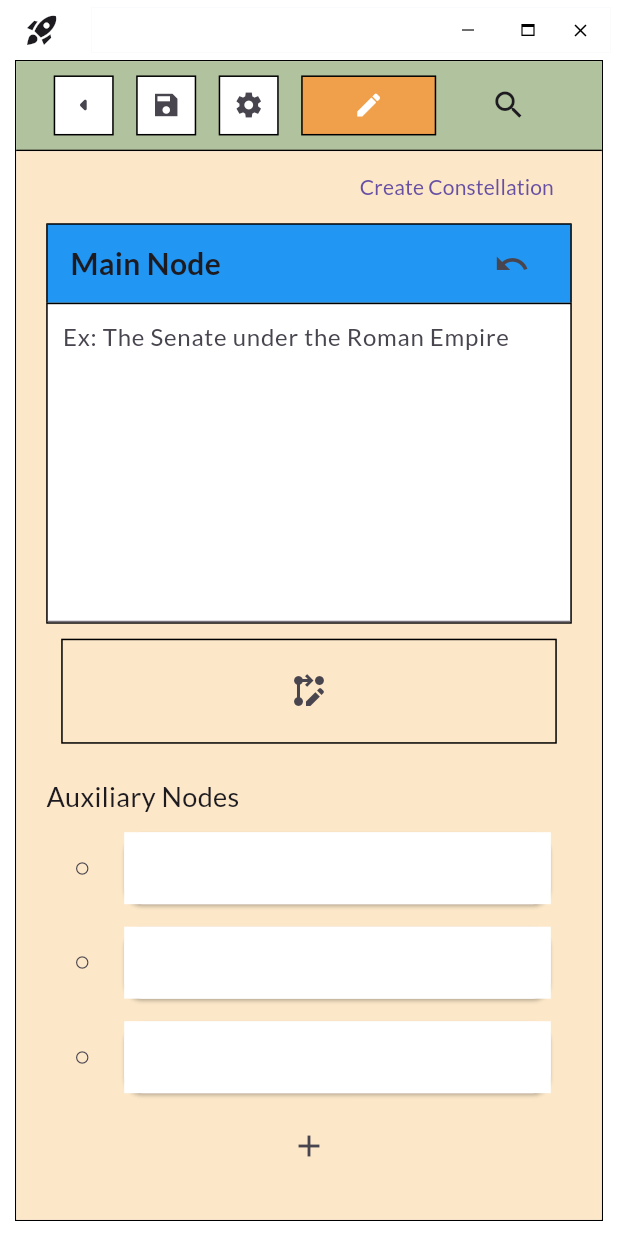
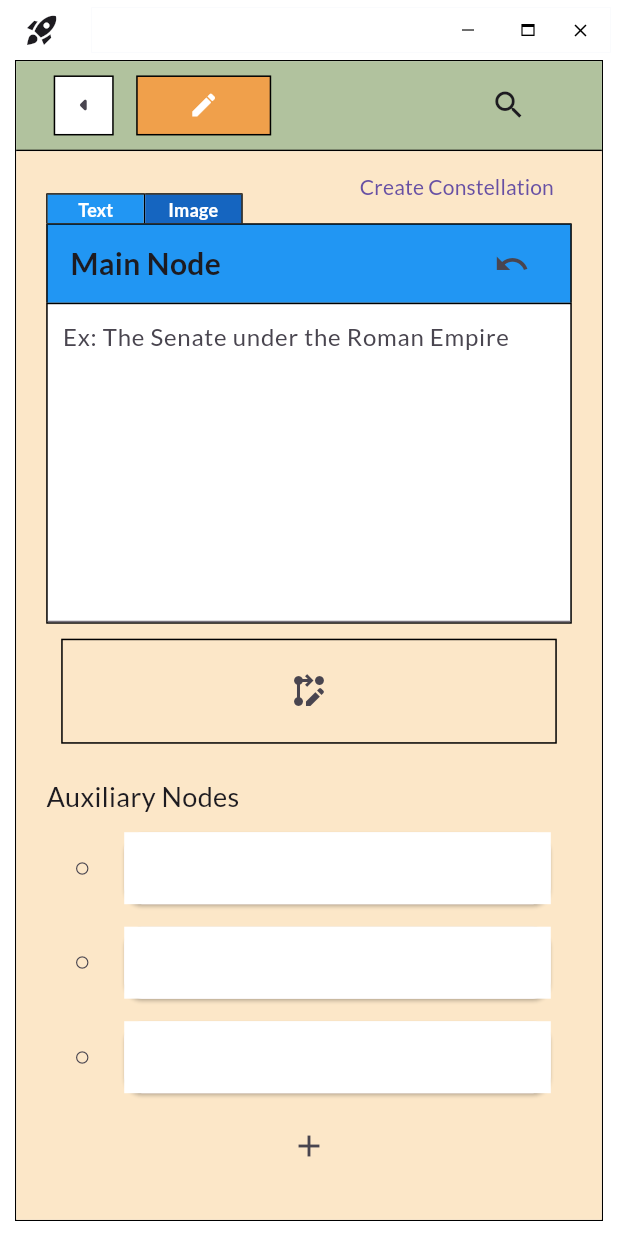
Before and after one commit to dxiong2001/lynklynk-app, a Flutter app: the Test screen opened directly with empty values, after a tap on the "horizontal rule" icon, on a phone screen of 412 x 824 dp. Run offline on Flutter 3.47's test engine with Material 3 defaults, Android fonts, the phone set to English and light mode, and no system bars; our stand-ins replace animated_text_kit, auto_size_text, dropdown_button2, expansion_tile_card, file_picker, flip_card and 6 more; missing offline and left inert: pelaicons, window_manager; accounts and stored records are empty; statements that could not run were skipped; project files that could hold a hidden picture were left out.

Commit message:
LynkLynk app v0.0.14: Pre-release: Image picker framework started on in submission component

```diff
--- a/lib/test.dart
+++ b/lib/test.dart
@@ -21,12 +21,15 @@
 import 'package:expansion_tile_card/expansion_tile_card.dart';
 import 'package:collection/collection.dart';
 import 'package:dropdown_button2/dropdown_button2.dart';
+import 'package:file_picker/file_picker.dart';
+import 'package:path_provider/path_provider.dart';
 
 class Node {
   final int id;
   String nodeTerm;
   List<String> auxiliaries;
   String color;
+  final int image;
   final String createDate;
   String updateDate;
 
@@ -35,6 +38,7 @@
       required this.nodeTerm,
       required this.auxiliaries,
       required this.color,
+      required this.image,
       required this.createDate,
       required this.updateDate});
   Map<String, Object?> toMap() {
@@ -43,6 +47,7 @@
       'nodeTerm': nodeTerm,
       'auxiliaries': jsonEncode(auxiliaries),
       'color': color,
+      'image': image,
       'createDate': createDate,
       'updateDate': updateDate,
     };
@@ -133,6 +138,7 @@
   //bool for editing mode
   bool editingMode = true;
   bool editingModeCurrentNode = false;
+  bool editingModeTextUpload = true;
 
   //main node with default set
   Node mainNode = Node(
@@ -140,6 +146,7 @@
       nodeTerm: "",
       auxiliaries: [],
       color: Colors.black.toString(),
+      image: 0,
       updateDate: DateTime.now().toString(),
       createDate: DateTime.now().toString());
 
@@ -171,6 +178,7 @@
       nodeTerm: "",
       auxiliaries: [],
       color: "",
+      image: 0,
       createDate: "",
       updateDate: "");
 
@@ -239,12 +247,11 @@
       onUpgrade: _onUpgrade,
       // Set the version. This executes the onCreate function and provides a
       // path to perform database upgrades and downgrades.
-      version: 1,
+      version: 2,
     );
 
     try {
       List<Node> queryResultsList = await getNodeList();
-      print(queryResultsList);
       if (queryResultsList.isNotEmpty) {
         editingMode = false;
         mainNode = queryResultsList[0];
@@ -253,7 +260,6 @@
       print(queryResultsList.map((e) => e.id).toList());
       setState(() {
         nodeList = queryResultsList;
-        print(queryResultsList);
         nodeMap = <String, Node>{
           for (Node n in queryResultsList) n.nodeTerm: n
         };
@@ -277,6 +283,7 @@
             'nodeTerm': nodeTerm as String,
             'auxiliaries': auxiliaries as String,
             'color': color as String,
+            'image': image as int,
             'createDate': createDate as String,
             'updateDate': updateDate as String,
           } in fileMaps)
@@ -285,6 +292,7 @@
           nodeTerm: nodeTerm,
           auxiliaries: json.decode(auxiliaries).cast<String>().toList(),
           color: color,
+          image: image,
           createDate: createDate,
           updateDate: updateDate,
         )
@@ -515,6 +523,7 @@
           nodeTerm: nodeTerm,
           auxiliaries: auxiliaries.toList(),
           color: color,
+          image: 0,
           createDate: createDate,
           updateDate: updateDate);
       insertNode(newNode);
@@ -569,6 +578,7 @@
             nodeTerm: auxTerm,
             auxiliaries: [mainNode],
             color: Color.fromARGB(255, 224, 224, 224).toString(),
+            image: 0,
             createDate: DateTime.now().toString(),
             updateDate: DateTime.now().toString());
         insertNode(newNode);
@@ -592,6 +602,7 @@
         nodeTerm: newNodeTerm,
         auxiliaries: node.auxiliaries,
         color: node.color,
+        image: 0,
         createDate: node.createDate,
         updateDate: node.updateDate);
 
@@ -821,7 +832,63 @@
               controller: addNodeController,
               children: [
                 Row(
+                  crossAxisAlignment: CrossAxisAlignment.end,
                   children: [
+                    Container(
+                        height: 20,
+                        decoration: const BoxDecoration(
+                            border: Border(
+                                top: BorderSide(width: 1, color: Colors.black),
+                                left: BorderSide(width: 1, color: Colors.black),
+                                right:
+                                    BorderSide(width: 1, color: Colors.black))),
+                        child: TextButton(
+                            style: ButtonStyle(
+                                padding:
+                                    WidgetStatePropertyAll(EdgeInsets.all(2)),
+                                backgroundColor: WidgetStatePropertyAll(
+                                    editingModeTextUpload
+                                        ? Colors.blue
+                                        : Colors.blue.shade800),
+                                shape: WidgetStatePropertyAll(
+                                    ContinuousRectangleBorder())),
+                            onPressed: () {
+                              setState(() {
+                                editingModeTextUpload = true;
+                              });
+                            },
+                            child: const Text("Text",
+                                style: TextStyle(
+                                    fontSize: 12,
+                                    color: Colors.white,
+                                    fontWeight: FontWeight.bold)))),
+                    Container(
+                        height: 20,
+                        decoration: const BoxDecoration(
+                            border: Border(
+                                top: BorderSide(width: 1, color: Colors.black),
+                                right:
+                                    BorderSide(width: 1, color: Colors.black))),
+                        child: TextButton(
+                            style: ButtonStyle(
+                                padding:
+                                    WidgetStatePropertyAll(EdgeInsets.all(2)),
+                                backgroundColor: WidgetStatePropertyAll(
+                                    !editingModeTextUpload
+                                        ? Colors.blue
+                                        : Colors.blue.shade800),
+                                shape: WidgetStatePropertyAll(
+                                    ContinuousRectangleBorder())),
+                            onPressed: () {
+                              setState(() {
+                                editingModeTextUpload = false;
+                              });
+                            },
+                            child: const Text("Image",
+                                style: TextStyle(
+                                    fontSize: 12,
+                                    color: Colors.white,
+                                    fontWeight: FontWeight.bold)))),
                     Spacer(),
                     editingModeCurrentNode
                         ? TextButton(
@@ -870,7 +937,8 @@
                                 border:
                                     Border.all(width: 1, color: Colors.black),
                               ),
-                              child: TextField(
+                              child: editingModeTextUpload
+                                  ? TextField(
                                       controller: mainNodeTextController,
                                       decoration: const InputDecoration(
                                         hintText:
@@ -881,7 +949,30 @@
                                       keyboardType: TextInputType.multiline,
                                       textInputAction: TextInputAction.next,
                                       maxLines: 8,
-                              ))),
+                                    )
+                                  : Container(
+                                      child: IconButton(
+                                          onPressed: () async {
+                                            FilePickerResult? fileUploadResult =
+                                                await FilePicker.platform
+                                                    .pickFiles(
+                                              allowedExtensions: [
+                                                'jpg',
+                                                'png',
+                                              ],
+                                            );
+                                            Directory appDocDir =
+                                                await getApplicationDocumentsDirectory();
+                                            String appDocPath = appDocDir.path;
+                                            Directory directory = await Directory(
+                                                    '$appDocPath/LynkLynkApp/images/${constellationName}_$constellationID')
+                                                .create(recursive: true);
+
+                                            if (fileUploadResult == null) {
+                                              return;
+                                            }
+                                          },
+                                          icon: Icon(Icons.add))))),
                     ],
                   ),
                 ),
@@ -1226,49 +1317,6 @@
                                               Navigator.pop(context);
                                             },
                                           )),
-                                      const SizedBox(width: 15),
-                                      Container(
-                                          height: 40,
-                                          width: 40,
-                                          decoration: BoxDecoration(
-                                            color: Colors.white,
-                                            border: Border.all(
-                                                color: const Color.fromARGB(
-                                                    255, 0, 0, 0),
-                                                width: 1),
-                                          ),
-                                          child: IconButton(
-                                              padding: EdgeInsets.zero,
-                                              style: const ButtonStyle(
-                                                  shape: WidgetStatePropertyAll(
-                                                      ContinuousRectangleBorder())),
-                                              onPressed: () {
-                                                // saveFile(widget.path);
-                                              },
-                                              icon: const Icon(
-                                                  size: 20, Icons.save_sharp))),
-                                      const SizedBox(width: 15),
-                                      Container(
-                                          height: 40,
-                                          width: 40,
-                                          decoration: BoxDecoration(
-                                            color: Colors.white,
-                                            border: Border.all(
-                                                color: const Color.fromARGB(
-                                                    255, 0, 0, 0),
-                                                width: 1),
-                                          ),
-                                          child: IconButton(
-                                              padding: EdgeInsets.zero,
-                                              style: const ButtonStyle(
-                                                  shape: WidgetStatePropertyAll(
-                                                      ContinuousRectangleBorder())),
-                                              onPressed: () {
-                                                // saveFile(widget.path);
-                                              },
-                                              icon: const Icon(
-                                                  size: 20,
-                                                  Icons.settings_sharp))),
                                       const SizedBox(width: 15),
                                       Container(
                                           height: 40,
```
Also changed, not shown: lib/dashboard.dart (+38 -3 lines). Lines whose indentation alone changed are shown as unchanged.
